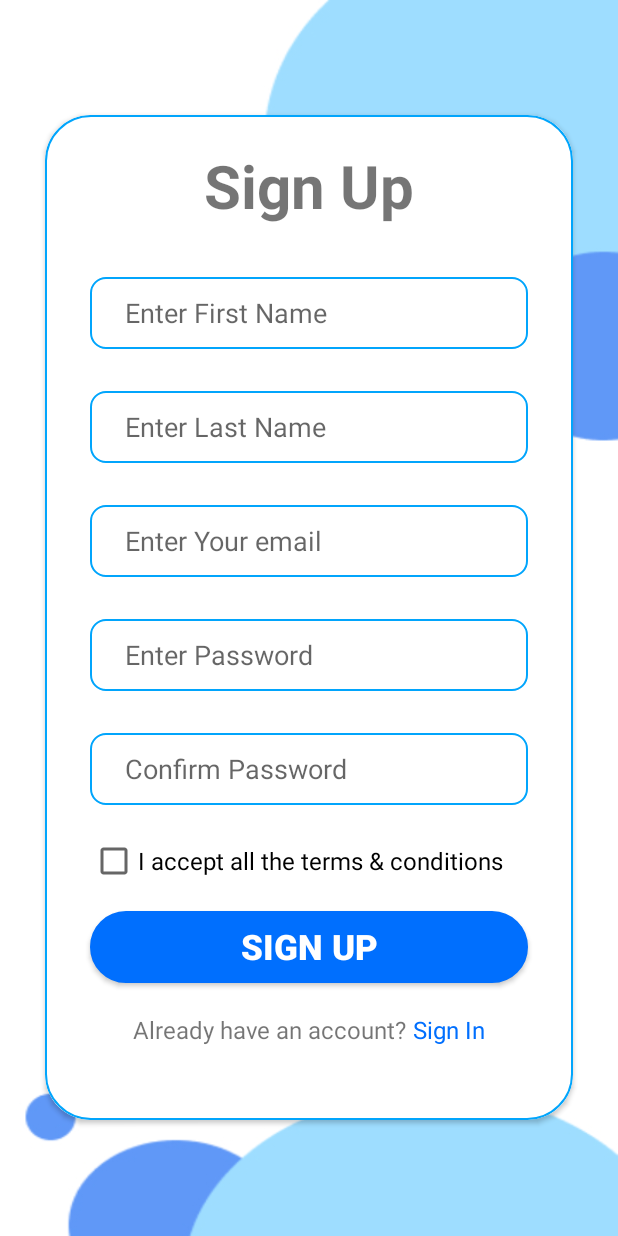
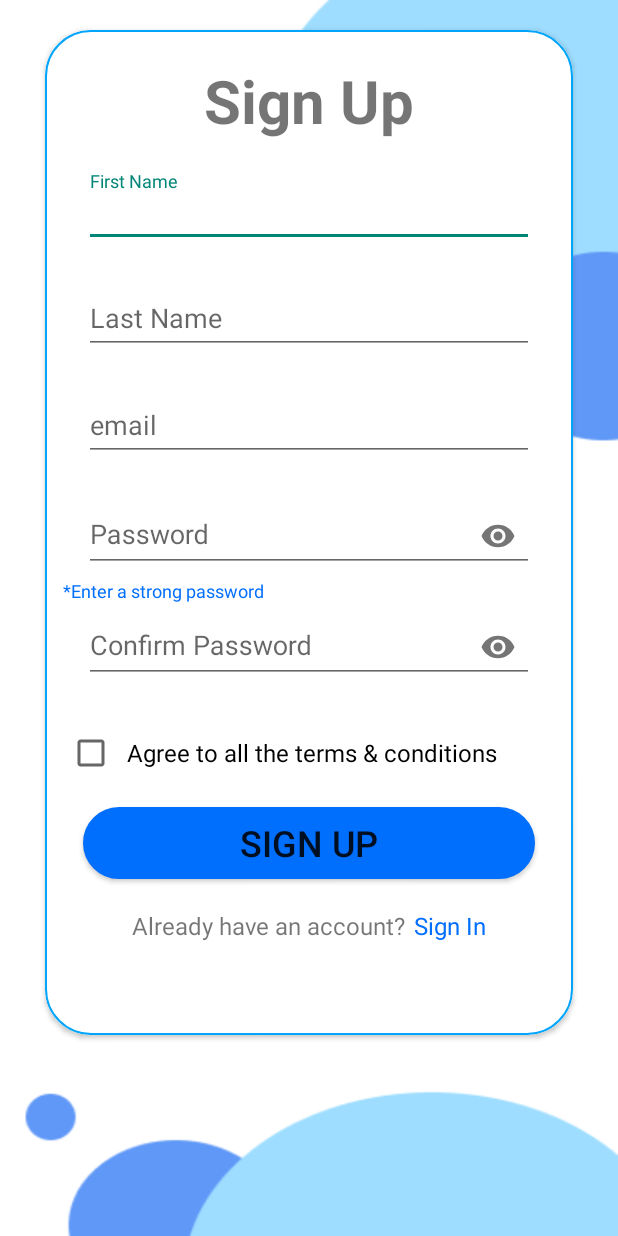
Before and after one commit to GimhanPerera/Task-Scheduling-App, an Android app: the SignUpActivity screen opened directly, with no data from a screen before it, on a phone screen of 412 x 824 dp. Run offline under Robolectric (Android 15) with nearby library versions, the phone set to English and light mode, and no system bars.

Commit message:
Home page bug fixing s2.0 SignUpActivity updated

```diff
--- a/app/src/main/java/com/example/test3/Adapter/ToDoAdapter.java
+++ b/app/src/main/java/com/example/test3/Adapter/ToDoAdapter.java
@@ -102,34 +102,24 @@ public class ToDoAdapter extends RecyclerView.Adapter<ToDoAdapter.MyViewHolder>
             @Override
             public void onCheckedChanged(CompoundButton buttonView, boolean isChecked) {
                     task.setCompletion(isChecked);
+
+                //--------------------------------------
                     if(isChecked){
                         task.setCompletion(true);
                         holder.todoTitle.setPaintFlags(holder.todoTitle.getPaintFlags() | Paint.STRIKE_THRU_TEXT_FLAG);
-                        /*--------------------------------------
-                        try{
+                        /*try{
                             listClass object=listClass.getInstance();
-                            Task temp = object.getTaskList().get(position);
-                            object.getTaskList().remove(position); //Remove the item
-                            reArrange();//Rearrange
-                            Snackbar snackbar = Snackbar.make(relLayout, "Item deleted", Snackbar.LENGTH_SHORT)
-                                    .setAction("UNDO", new View.OnClickListener() {
-                                        @Override
-                                        public void onClick(View v) {
-                                            //Task temp = new Task();
-                                            //int nexid = object.getNextId();
-                                            object.setNewTask(temp);
-                                            reArrange();
-                                            Toast.makeText(requireContext(),"DONE: "+temp.getTitle(), Toast.LENGTH_SHORT).show();//For Testing
-                                        }
-                                    });
-                            snackbar.show();
+                            int index= object.getTaskList().indexOf(task);
+                            Task temp = object.getTaskList().get(index);
+                            object.getTaskList().remove(index); //Remove the item
+                            //HomeFragment homeFragment = new HomeFragment();
+                            //homeFragment.reArrange();//Rearrange
                         }catch (Exception ex){
-                            Toast.makeText(requireContext(),"Exception!!", Toast.LENGTH_SHORT).show();
-                        }
-                        //--------------------------------------*/
+                            //Toast.makeText(requireContext(),"Exception!!", Toast.LENGTH_SHORT).show();
+                        }*/
                     }
                     else{
-                        task.setCompletion(true);
+                        task.setCompletion(false);
                         holder.todoTitle.setPaintFlags(holder.todoTitle.getPaintFlags() & (~Paint.STRIKE_THRU_TEXT_FLAG));
                     }
 
@@ -158,4 +148,17 @@ public class ToDoAdapter extends RecyclerView.Adapter<ToDoAdapter.MyViewHolder>
             parentLayout = itemView.findViewById(R.id.oneLineTaskLayout);
         }
     }
+    Thread thread = new Thread(new Runnable() {
+        @Override
+        public void run() {
+            try {
+                // Sleep for 2000 milliseconds (2 seconds)
+                Thread.sleep(2000);
+            } catch (InterruptedException e) {
+                e.printStackTrace();
+            }
+
+            // Code to be executed after the delay
+        }
+    });
 }
--- a/app/src/main/java/com/example/test3/SignUpActivity.java
+++ b/app/src/main/java/com/example/test3/SignUpActivity.java
@@ -4,20 +4,37 @@ import androidx.appcompat.app.AppCompatActivity;
 
 import android.content.Intent;
 import android.os.Bundle;
+import android.text.Editable;
+import android.text.TextWatcher;
 import android.view.View;
 import android.widget.Button;
+import android.widget.EditText;
 import android.widget.TextView;
+
+import com.google.android.material.textfield.TextInputEditText;
+import com.google.android.material.textfield.TextInputLayout;
+
+import java.util.regex.Matcher;
+import java.util.regex.Pattern;
+
+
 
 public class SignUpActivity extends AppCompatActivity {
     private Button btn_signUp;
     private TextView txt_backToSignIn;
+    private TextInputLayout layout_firstName;
+    private TextInputLayout layout_lastName;
+    private TextInputLayout layout_email;
+    private TextInputLayout layout_password;
+    private TextInputLayout layout_confirmPassword;
+
     @Override
     protected void onCreate(Bundle savedInstanceState) {
         super.onCreate(savedInstanceState);
         setContentView(R.layout.activity_sign_up);
 
-        btn_signUp = findViewById(R.id.btn_SignUp);//Sign up button
-        txt_backToSignIn = findViewById(R.id.SignInLink);
+        btn_signUp = findViewById(R.id.btn_signUp);//Sign up button
+        txt_backToSignIn = findViewById(R.id.sighIn_link);
         btn_signUp.setOnClickListener(new View.OnClickListener() {
             @Override
             public void onClick(View v) {
@@ -32,17 +49,59 @@ public class SignUpActivity extends AppCompatActivity {
         });
     }
 
-    public void sign_up(){
+    public void sign_up() {
 
         //DO SIGN UP VALIDATION HERE
 
-        Intent intent=new Intent(this,HomeActivity.class);
+        //password validations
+        TextInputLayout layoutPassword = findViewById(R.id.layout_password);
+        TextInputEditText TextPassword = findViewById(R.id.password);
+
+        TextPassword.addTextChangedListener(new TextWatcher() {
+            @Override
+            public void beforeTextChanged(CharSequence s, int start, int count, int after) {
+
+            }
+
+            @Override
+            public void onTextChanged(CharSequence s, int start, int before, int count) {
+                String Password = s.toString();
+
+                if (Password.length() >= 8) {
+                    Pattern pattern = Pattern.compile("[^a-zA-Z0-9]");
+                    Matcher matcher = pattern.matcher(Password);
+                    boolean isPwdContainSpeChar = matcher.find();
+                    if (isPwdContainSpeChar) {
+                        layoutPassword.setHelperText("Strong password");
+                        layoutPassword.setError("");
+
+                    } else {
+                        layoutPassword.setHelperText("");
+                        layoutPassword.setError("Password should contain at 1 special character");
+                    }
+
+
+                } else {
+                    layoutPassword.setHelperText("");
+                    layoutPassword.setError("Enter minimum 8 characters");
+                }
+            }
+
+            @Override
+            public void afterTextChanged(Editable s) {
+
+            }
+        });
+
+
+
+        Intent intent = new Intent(this, HomeActivity.class);
         startActivity(intent);
     }
 
-    public void goToSignInPage(){
-
-        Intent intent=new Intent(this,LoginActivity.class);
+    public void goToSignInPage() {
+        Intent intent = new Intent(this, LoginActivity.class);
         startActivity(intent);
     }
+
 }
--- a/app/src/main/res/layout/activity_sign_up.xml
+++ b/app/src/main/res/layout/activity_sign_up.xml
@@ -5,7 +5,7 @@
     android:layout_width="match_parent"
     android:layout_height="match_parent"
     android:background="@drawable/w_background"
-    android:gravity="center"
+    android:orientation="horizontal"
     tools:context=".MainActivity">
 
     <androidx.cardview.widget.CardView
@@ -21,14 +21,12 @@
             android:id="@+id/border"
             android:layout_width="match_parent"
             android:layout_height="670dp"
-            android:background="@drawable/border"/>
-
+            android:background="@drawable/border" />
 
         <LinearLayout
             android:layout_width="match_parent"
             android:layout_height="670dp"
             android:orientation="vertical">
-
 
             <TextView
                 android:id="@+id/txt_SignUp"
@@ -42,126 +40,142 @@
                 android:textSize="40sp"
                 android:textStyle="bold" />
 
+            <com.google.android.material.textfield.TextInputLayout
+                android:id="@+id/layout_firstName"
+                android:layout_width="match_parent"
+                android:layout_height="wrap_content"
+                app:boxBackgroundMode="outline"
+                app:boxBackgroundColor="@color/blue"
+                app:errorEnabled="true">
 
-            <EditText
-                android:id="@+id/txt_FirstName"
+                <com.google.android.material.textfield.TextInputEditText
+                    android:id="@+id/firstName"
+                    android:layout_width="300sp"
+                    android:layout_height="wrap_content"
+                    android:layout_gravity="center"
+                    android:layout_marginTop="10sp"
+                    android:hint="First Name"
+                    android:inputType="text" />
+            </com.google.android.material.textfield.TextInputLayout>
+
+            <com.google.android.material.textfield.TextInputLayout
+                android:id="@+id/layout_lastName"
                 android:layout_width="match_parent"
-                android:layout_height="48dp"
-                android:layout_gravity="center"
-                android:layout_marginLeft="30dp"
-                android:layout_marginRight="30dp"
-                android:layout_marginBottom="14dp"
-                android:layout_marginTop="14dp"
-                android:background="@drawable/edit_text_bg"
-                android:ems="10"
-                android:hint="     Enter First Name"
-                android:inputType="text" />
+                android:layout_height="wrap_content"
+                app:boxBackgroundMode="outline"
+                app:errorEnabled="true">
 
-            <EditText
-                android:id="@+id/txt_LastName"
+                <com.google.android.material.textfield.TextInputEditText
+                    android:id="@+id/lastName"
+                    android:layout_width="300sp"
+                    android:layout_height="wrap_content"
+                    android:layout_gravity="center"
+                    android:hint="Last Name"
+                    android:inputType="text" />
+            </com.google.android.material.textfield.TextInputLayout>
+
+            <com.google.android.material.textfield.TextInputLayout
+                android:id="@+id/layout_email"
                 android:layout_width="match_parent"
-                android:layout_height="48dp"
-                android:layout_gravity="center"
-                android:layout_marginLeft="30dp"
-                android:layout_marginRight="30dp"
-                android:layout_marginBottom="14dp"
-                android:layout_marginTop="14dp"
-                android:background="@drawable/edit_text_bg"
-                android:ems="10"
-                android:hint="     Enter Last Name"
-                android:inputType="text" />
+                android:layout_height="wrap_content"
+                app:boxBackgroundMode="outline"
+                app:errorEnabled="true">
 
-            <EditText
-                android:id="@+id/txt_Email"
+                <com.google.android.material.textfield.TextInputEditText
+                    android:id="@+id/email"
+                    android:layout_width="300sp"
+                    android:layout_height="wrap_content"
+                    android:layout_gravity="center"
+                    android:hint="email"
+                    android:inputType="textEmailAddress" />
+            </com.google.android.material.textfield.TextInputLayout>
+
+            <com.google.android.material.textfield.TextInputLayout
+                android:id="@+id/layout_password"
                 android:layout_width="match_parent"
-                android:layout_height="48dp"
-                android:layout_gravity="center"
-                android:layout_marginLeft="30dp"
-                android:layout_marginRight="30dp"
-                android:layout_marginBottom="14dp"
-                android:layout_marginTop="14dp"
-                android:background="@drawable/edit_text_bg"
-                android:ems="10"
-                android:hint="     Enter Your email"
-                android:inputType="textEmailAddress" />
+                android:layout_height="wrap_content"
+                app:boxBackgroundMode="outline"
+                app:errorEnabled="true"
+                app:helperText="   *Enter a strong password"
+                app:helperTextEnabled="true"
+                app:helperTextTextColor="@color/blue"
+                app:passwordToggleEnabled="true">
 
-            <EditText
-                android:id="@+id/txt_Password"
+                <com.google.android.material.textfield.TextInputEditText
+                    android:id="@+id/password"
+                    android:layout_width="300sp"
+                    android:layout_height="wrap_content"
+                    android:layout_gravity="center"
+                    android:clickable="true"
+                    android:hint="Password"
+                    android:inputType="textPassword" />
+            </com.google.android.material.textfield.TextInputLayout>
+
+            <com.google.android.material.textfield.TextInputLayout
+                android:id="@+id/layout_confirmPassword"
                 android:layout_width="match_parent"
-                android:layout_height="48dp"
-                android:layout_gravity="center"
-                android:layout_marginLeft="30dp"
-                android:layout_marginRight="30dp"
-                android:layout_marginBottom="14dp"
-                android:layout_marginTop="14dp"
-                android:background="@drawable/edit_text_bg"
-                android:ems="10"
-                android:hint="     Enter Password"
-                android:inputType="textPassword" />
+                android:layout_height="wrap_content"
+                android:splitMotionEvents="true"
+                app:boxBackgroundMode="outline"
+                app:errorEnabled="true"
+                app:passwordToggleEnabled="true">
 
-            <EditText
-                android:id="@+id/txt_ConfirmPassword"
-                android:layout_width="match_parent"
-                android:layout_height="48dp"
-                android:layout_gravity="center"
-                android:layout_marginLeft="30dp"
-                android:layout_marginRight="30dp"
-                android:layout_marginBottom="14dp"
-                android:layout_marginTop="14dp"
-                android:background="@drawable/edit_text_bg"
-                android:ems="10"
-                android:hint="     Confirm Password"
-                android:inputType="textPassword" />
+                <com.google.android.material.textfield.TextInputEditText
+                    android:id="@+id/confirmPassword"
+                    android:layout_width="300sp"
+                    android:layout_height="wrap_content"
+                    android:layout_gravity="center"
+                    android:hint="Confirm Password"
+                    android:inputType="textPassword" />
+            </com.google.android.material.textfield.TextInputLayout>
 
             <CheckBox
-                android:id="@+id/CheckBox"
+                android:id="@+id/checkBox"
+                android:layout_width="match_parent"
+                android:layout_height="wrap_content"
+                android:layout_gravity="center"
+                android:layout_marginLeft="10sp"
+                android:layout_marginTop="10sp"
+                android:text="  Agree to all the terms &amp; conditions"
+                android:textSize="16sp" />
+
+            <Button
+                android:id="@+id/btn_signUp"
+                android:layout_width="match_parent"
+                android:layout_height="wrap_content"
+                android:layout_marginLeft="25sp"
+                android:layout_marginTop="20sp"
+                android:layout_marginRight="25sp"
+                android:backgroundTint="@color/blue"
+                android:background="@drawable/button_bg"
+                android:text="Sign Up"
+                android:textSize="24sp" />
+
+            <LinearLayout
                 android:layout_width="wrap_content"
                 android:layout_height="wrap_content"
-                android:layout_marginLeft="30dp"
-                android:layout_marginRight="30dp"
-                android:layout_marginBottom="7dp"
-                android:layout_marginTop="7dp"
-                android:textSize="16sp"
-                android:text="I accept all the terms &amp; conditions" />
-
-            <Button
-                android:id="@+id/btn_SignUp"
-                android:layout_width="match_parent"
-                android:layout_height="48dp"
                 android:layout_gravity="center_horizontal"
-                android:layout_marginHorizontal="30dp"
-                android:layout_marginTop="10dp"
-                android:background="@drawable/button_bg"
-                android:backgroundTint="@color/blue"
-                android:text="Sign Up"
-                android:textColor="@color/white"
-                android:textSize="23sp"
-                android:textStyle="bold" />
-
-            <LinearLayout
-                android:layout_width="match_parent"
-                android:layout_height="46dp"
-                android:layout_marginTop="10dp"
-                android:gravity="center_horizontal"
                 android:orientation="horizontal">
 
                 <TextView
-                    android:id="@+id/SignInMsg"
+                    android:id="@+id/signInMsg"
+                    android:layout_width="match_parent"
+                    android:layout_height="wrap_content"
+                    android:layout_marginTop="20sp"
+                    android:text="Already have an account?"
+                    android:textSize="16sp" />
+
+                <TextView
+                    android:id="@+id/sighIn_link"
                     android:layout_width="wrap_content"
                     android:layout_height="wrap_content"
-                    android:layout_marginTop="10dp"
-                    android:textSize="16sp"
-                    android:text="Already have an account?" />
-
-                <TextView
-                    android:id="@+id/SignInLink"
-                    android:layout_width="wrap_content"
-                    android:layout_height="wrap_content"
-                    android:layout_marginTop="10dp"
-                    android:text=" Sign In"
-                    android:textColor="@color/blue"
+                    android:layout_marginLeft="5sp"
+                    android:layout_marginTop="20sp"
+                    android:clickable="true"
+                    android:text="Sign In"
+                    android:textColor="#006FFE"
+                    android:textColorLink="#404040"
                     android:textSize="16sp" />
-
             </LinearLayout>
         </LinearLayout>
     </androidx.cardview.widget.CardView>
```
